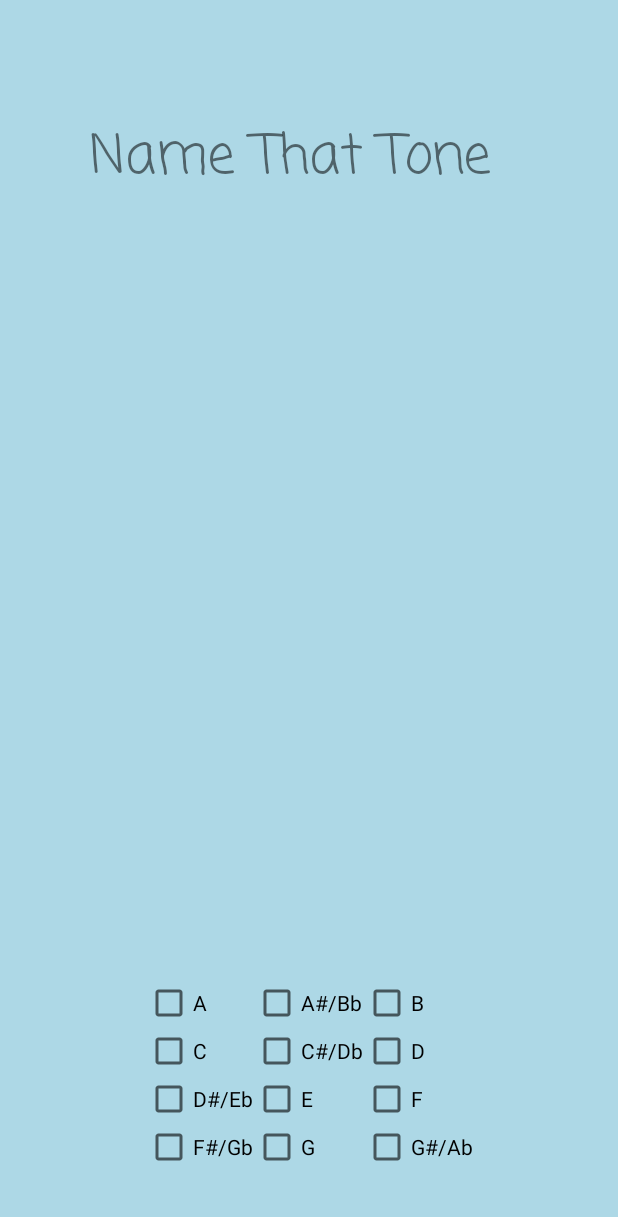
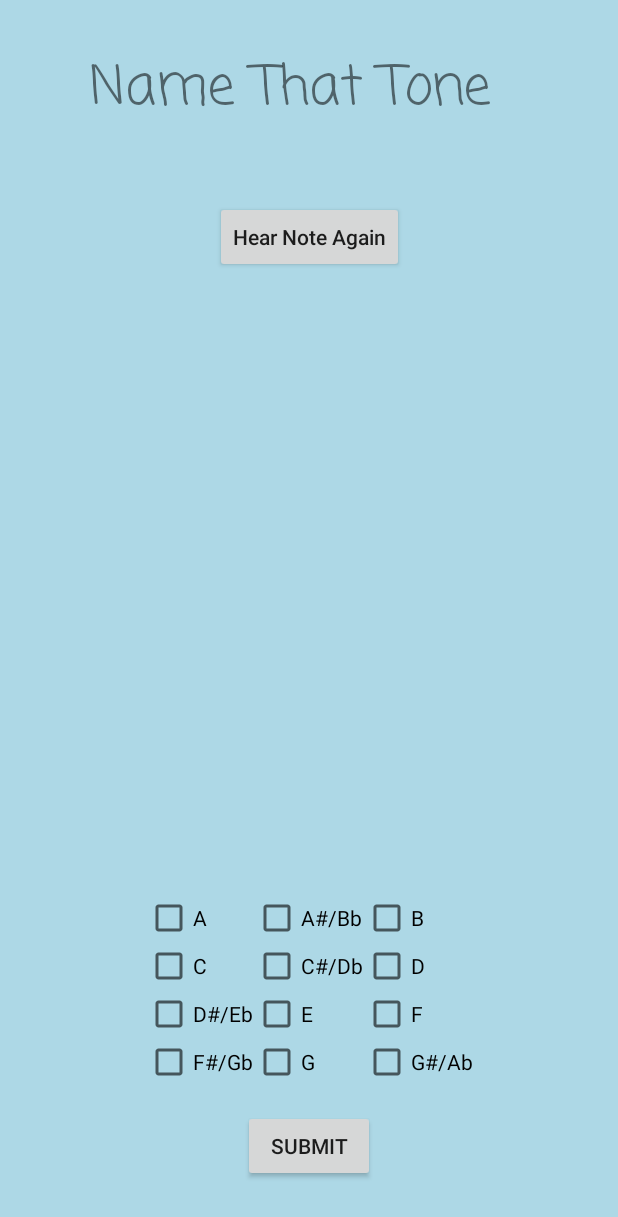
Before and after one commit to deancampagnolo/Learning-Tones, an Android app: the NameThatTone screen opened directly, with no data from a screen before it, on a phone screen of 412 x 824 dp. Shown: the top 1217 px of the screen. Run offline under Robolectric (Android 15) with nearby library versions, the phone set to English and light mode, and no system bars; 1 statement that could not run was skipped.

```diff
--- a/app/src/main/java/com/deancampagnolo/learningtones/NameThatTone.java
+++ b/app/src/main/java/com/deancampagnolo/learningtones/NameThatTone.java
@@ -1,11 +1,16 @@
 package com.deancampagnolo.learningtones;
 
+
 import android.content.Intent;
+import android.media.SoundPool;
 import android.support.v7.app.AppCompatActivity;
 import android.os.Bundle;
 import android.util.Log;
+import android.view.View;
 import android.widget.CheckBox;
 import android.widget.GridLayout;
+
+
 
 
 public class NameThatTone extends AppCompatActivity {
@@ -31,12 +36,13 @@ public class NameThatTone extends AppCompatActivity {
         Intent lastIntent = getIntent();
         notesBoolean = lastIntent.getBooleanArrayExtra("notesBoolean");
 
+
         gridLayout = (GridLayout) findViewById(R.id.NTTGridLayout);
         allTheNotes = new CheckBox[NUMBEROFNOTES];
 
         initializeNotes();
-
         unnecessaryNotesDisappear();
+        SoundPool a;//https://stackoverflow.com/questions/13883883/playing-short-wav-files-android
     }
 
     //This function initializes the CheckBoxes in nameThatTone into the allTheNotes CheckBox array
@@ -64,6 +70,20 @@ public class NameThatTone extends AppCompatActivity {
         }
     }
 
+    public void onButtonClicked(View v){
+        switch(v.getId()){
+            case R.id.hearAgainButton:
+                p("hearAgainButton pressed");
+                break;
+
+            case R.id.submitButton:
+                p("submitButton pressed");
+                break;
+
+        }
+
+    }
+
 
 
 
--- a/app/src/main/res/layout/activity_name_that_tone.xml
+++ b/app/src/main/res/layout/activity_name_that_tone.xml
@@ -19,12 +19,11 @@
         tools:layout_constraintTop_creator="1"
         tools:layout_constraintRight_creator="1"
         android:layout_marginEnd="25dp"
-        android:layout_marginTop="78dp"
+        android:layout_marginTop="32dp"
         app:layout_constraintTop_toTopOf="parent"
         app:layout_constraintLeft_toLeftOf="parent"
         app:layout_constraintRight_toRightOf="parent"
-        tools:layout_editor_absoluteX="26dp"
-        android:layout_marginRight="25dp" />
+        android:layout_marginRight="0dp" />
 
     <GridLayout
         android:id="@+id/NTTGridLayout"
@@ -32,7 +31,7 @@
 
         android:layout_height="wrap_content"
         android:layout_centerHorizontal="true"
-        android:layout_marginBottom="43dp"
+        android:layout_marginBottom="100dp"
         android:columnCount="3"
         android:columnOrderPreserved="true"
         android:rowCount="4"
@@ -116,4 +115,33 @@
             android:layout_height="wrap_content"
             android:text="@string/gsNote" />
     </GridLayout>
+
+    <Button
+        android:id="@+id/hearAgainButton"
+        android:layout_width="wrap_content"
+        android:layout_height="wrap_content"
+        android:text="@string/hearAgain"
+        android:textAllCaps="false"
+        tools:layout_constraintTop_creator="1"
+        android:layout_marginTop="134dp"
+        tools:layout_constraintLeft_creator="1"
+        app:layout_constraintTop_toTopOf="parent"
+        android:onClick="onButtonClicked"
+        android:layout_marginRight="0dp"
+        app:layout_constraintRight_toRightOf="parent"
+        android:layout_marginLeft="0dp"
+        app:layout_constraintLeft_toLeftOf="parent" />
+
+    <Button
+        android:id="@+id/submitButton"
+        android:layout_width="wrap_content"
+        android:layout_height="wrap_content"
+        android:text="@string/submit"
+        android:layout_marginTop="16dp"
+        app:layout_constraintTop_toBottomOf="@+id/NTTGridLayout"
+        android:layout_marginRight="0dp"
+        app:layout_constraintRight_toRightOf="parent"
+        android:layout_marginLeft="0dp"
+        app:layout_constraintLeft_toLeftOf="parent"
+        android:onClick="onButtonClicked "/>
 </android.support.constraint.ConstraintLayout>
--- a/app/src/main/res/values/strings.xml
+++ b/app/src/main/res/values/strings.xml
@@ -13,9 +13,11 @@
     <string name="fsNote">F#/Gb</string>
     <string name="gNote">G</string>
     <string name="gsNote">G#/Ab</string>
+    <string name="hearAgain">Hear Note Again</string>
     <string name="SelectorScreenButtonSelectionInstructions">Select the Notes\n You Want to be Tested on</string>
     <string name="nameThatToneTitle">Name That Tone</string>
     <string name="nextString">Next</string>
+    <string name="submit">Submit</string>
 
 
 </resources>
--- a/build.gradle
+++ b/build.gradle
@@ -15,6 +15,7 @@ buildscript {
 allprojects {
     repositories {
         jcenter()
+        mavenCentral()
     }
 }
 
```
Also changed, not shown: settings.gradle (line endings or trailing spaces), 1 other file.
